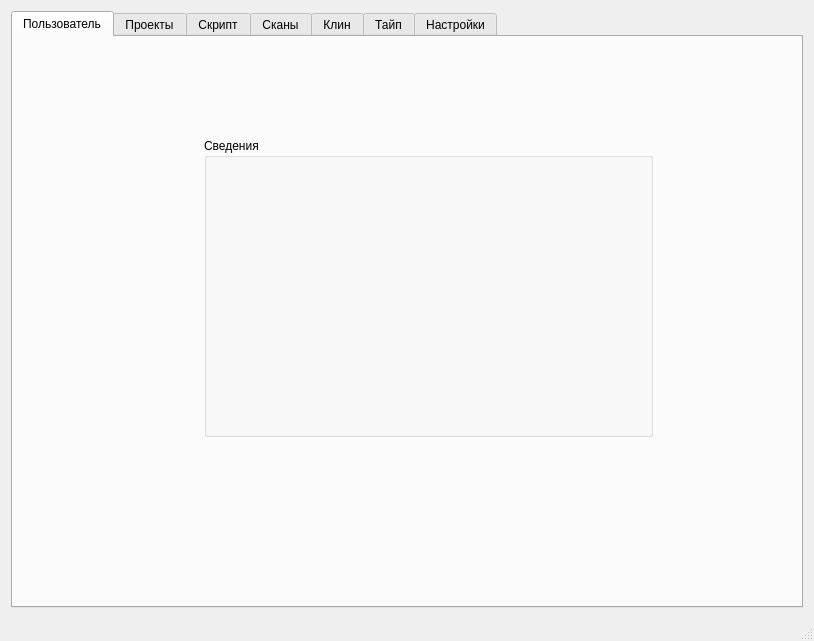
Above: mainwindow.ui from andreili/Scanlate before the change. Below: the same form after it.
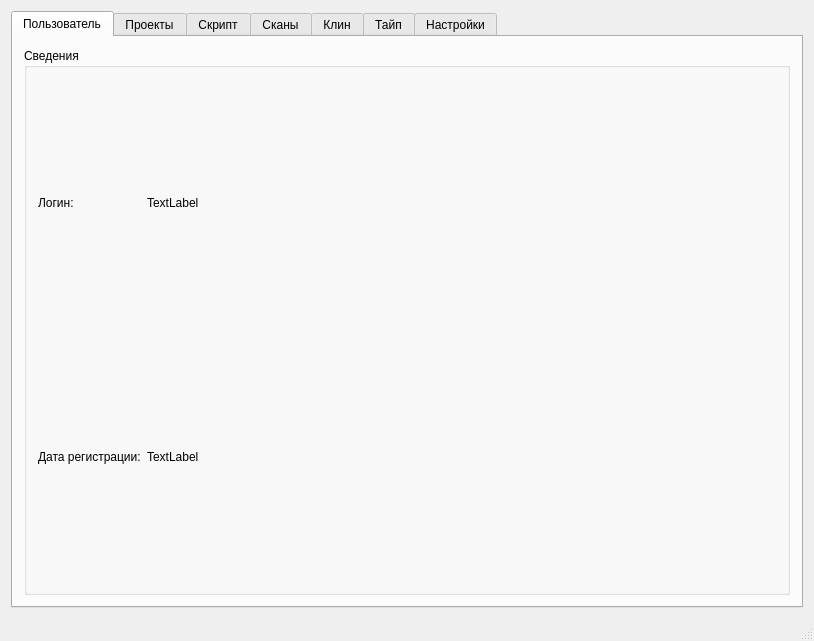
That is the form after the change. The open tabs and pages were chosen to show the change.

What changed in the file:
```diff
--- a/mainwindow.ui
+++ b/mainwindow.ui
@@ -18,7 +18,7 @@
   </property>
   <widget class="QWidget" name="centralWidget">
    <layout class="QGridLayout" name="gridLayout">
-    <item row="1" column="0">
+    <item row="0" column="0">
      <widget class="QTabWidget" name="tabWidget">
       <property name="currentIndex">
        <number>1</number>
@@ -27,25 +27,66 @@
        <attribute name="title">
         <string>Пользователь</string>
        </attribute>
-       <widget class="QWidget" name="horizontalLayoutWidget">
-        <property name="geometry">
-         <rect>
-          <x>180</x>
-          <y>90</y>
-          <width>471</width>
-          <height>321</height>
-         </rect>
-        </property>
-        <layout class="QHBoxLayout" name="horizontalLayout">
-         <item>
-          <widget class="QGroupBox" name="groupBox">
-           <property name="title">
-            <string>Сведения</string>
-           </property>
-          </widget>
-         </item>
-        </layout>
-       </widget>
+       <layout class="QVBoxLayout" name="verticalLayout_2">
+        <item>
+         <widget class="QGroupBox" name="groupBox">
+          <property name="title">
+           <string>Сведения</string>
+          </property>
+          <layout class="QHBoxLayout" name="horizontalLayout_2">
+           <item>
+            <layout class="QHBoxLayout" name="horizontalLayout">
+             <item>
+              <layout class="QGridLayout" name="gridLayout_2">
+               <item row="1" column="0">
+                <widget class="QLabel" name="label_4">
+                 <property name="text">
+                  <string>Дата регистрации:</string>
+                 </property>
+                </widget>
+               </item>
+               <item row="0" column="1">
+                <widget class="QLabel" name="lLogin">
+                 <property name="text">
+                  <string>TextLabel</string>
+                 </property>
+                </widget>
+               </item>
+               <item row="1" column="1">
+                <widget class="QLabel" name="lRegDate">
+                 <property name="text">
+                  <string>TextLabel</string>
+                 </property>
+                </widget>
+               </item>
+               <item row="0" column="0">
+                <widget class="QLabel" name="label_2">
+                 <property name="text">
+                  <string>Логин:</string>
+                 </property>
+                </widget>
+               </item>
+               <item row="0" column="2">
+                <spacer name="horizontalSpacer">
+                 <property name="orientation">
+                  <enum>Qt::Horizontal</enum>
+                 </property>
+                 <property name="sizeHint" stdset="0">
+                  <size>
+                   <width>40</width>
+                   <height>20</height>
+                  </size>
+                 </property>
+                </spacer>
+               </item>
+              </layout>
+             </item>
+            </layout>
+           </item>
+          </layout>
+         </widget>
+        </item>
+       </layout>
       </widget>
       <widget class="QWidget" name="tab_projects">
        <attribute name="title">
```
Left out of the diff: 17 changed lines with no effect on the pictures.
